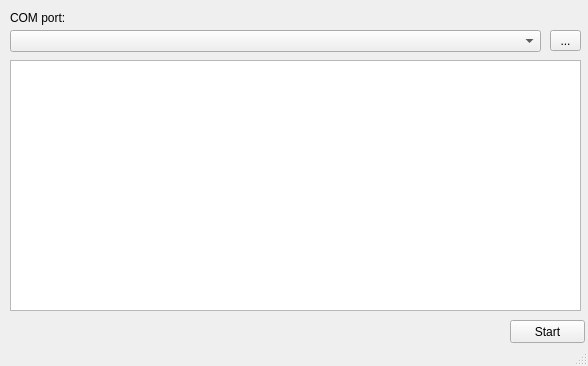
Before: the Qt Designer form CStationFXSender/mainwindow.ui in Pvg08/CStationFXSenderReciever, drawn with Qt 5.
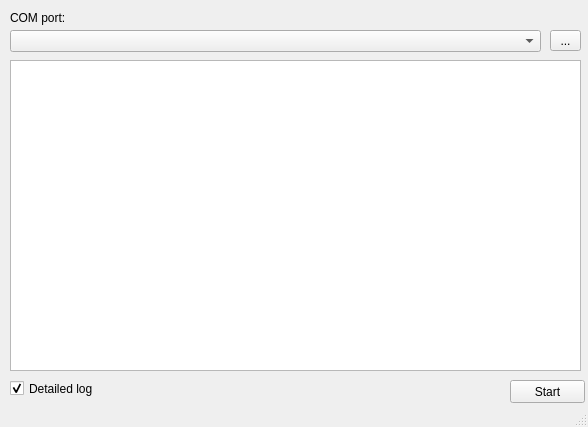
After: the same form once the commit is applied.

Patch:
```diff
--- a/CStationFXSender/mainwindow.ui
+++ b/CStationFXSender/mainwindow.ui
@@ -7,7 +7,7 @@
     <x>0</x>
     <y>0</y>
     <width>588</width>
-    <height>366</height>
+    <height>427</height>
    </rect>
   </property>
   <property name="windowTitle">
@@ -33,7 +33,7 @@
       <x>10</x>
       <y>60</y>
       <width>571</width>
-      <height>251</height>
+      <height>311</height>
      </rect>
     </property>
     <property name="readOnly">
@@ -44,7 +44,7 @@
     <property name="geometry">
      <rect>
       <x>510</x>
-      <y>320</y>
+      <y>380</y>
       <width>75</width>
       <height>23</height>
      </rect>
@@ -76,6 +76,22 @@
      <string>...</string>
     </property>
    </widget>
+   <widget class="QCheckBox" name="checkBox_detailed">
+    <property name="geometry">
+     <rect>
+      <x>10</x>
+      <y>380</y>
+      <width>91</width>
+      <height>17</height>
+     </rect>
+    </property>
+    <property name="text">
+     <string>Detailed log</string>
+    </property>
+    <property name="checked">
+     <bool>true</bool>
+    </property>
+   </widget>
   </widget>
   <widget class="QStatusBar" name="statusBar"/>
  </widget>
```
